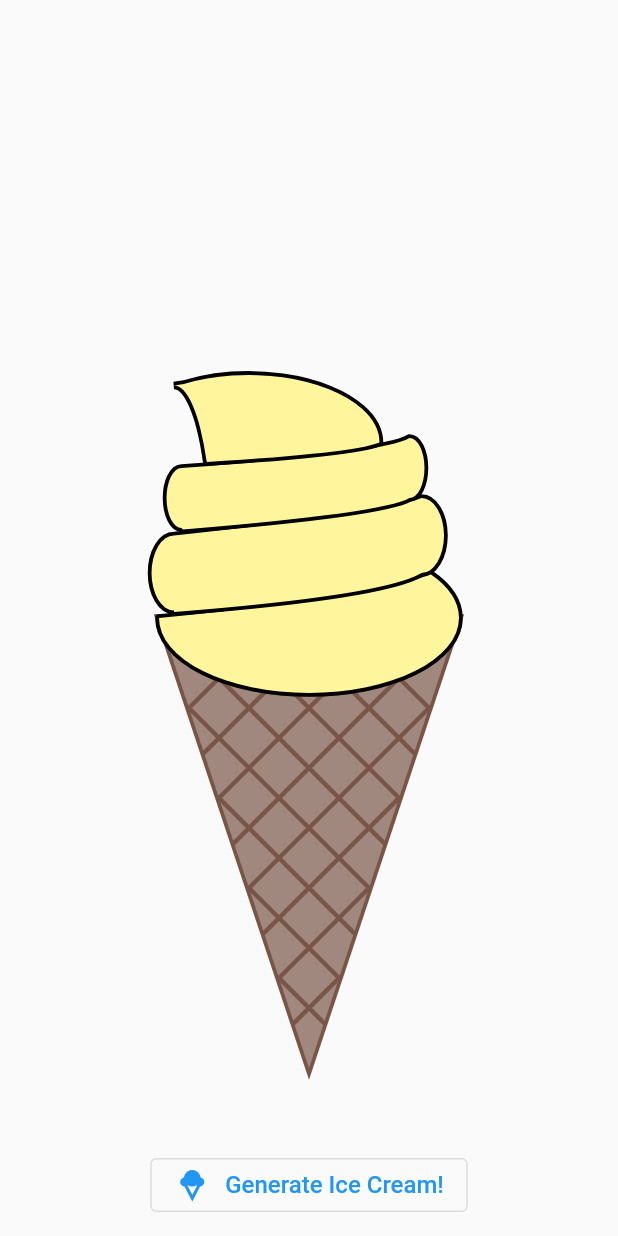
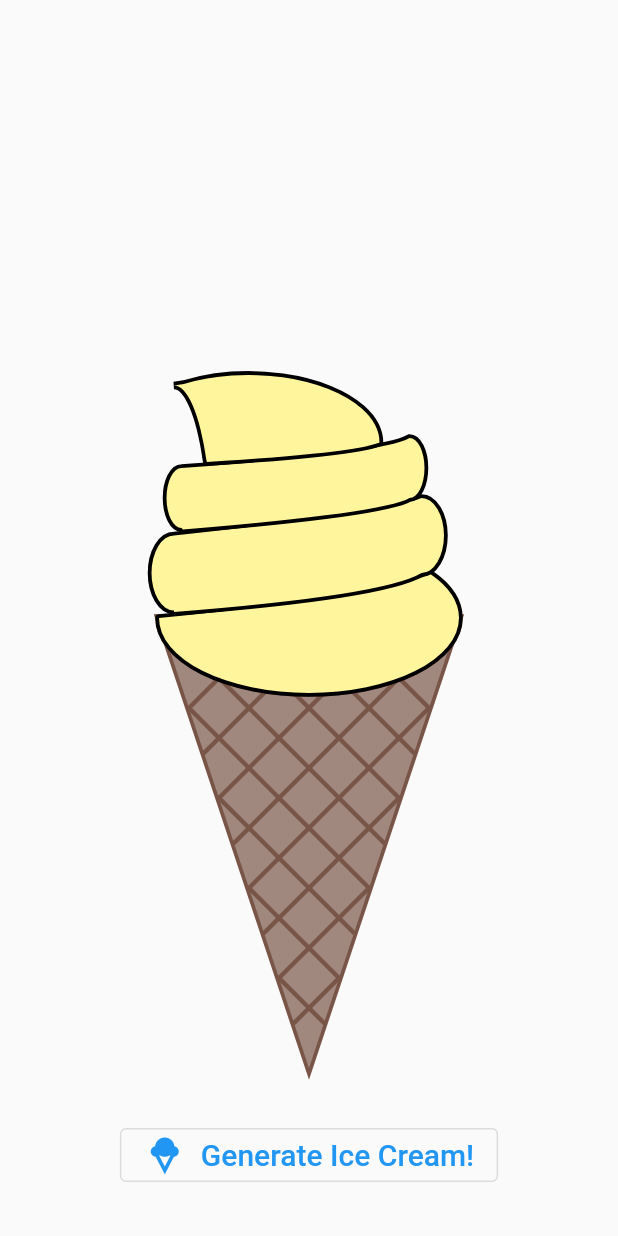
Before and after one commit to YuanSamuel/ice_cream_generator, a Flutter app: the screen it shows after launch, on a phone screen of 412 x 824 dp. Run offline on Flutter 3.47's test engine with Material 2 defaults, Android fonts, the phone set to English and light mode, and no system bars.

Commit message:
:bug: fixes

```diff
--- a/lib/ice_cream_page.dart
+++ b/lib/ice_cream_page.dart
@@ -32,7 +32,7 @@ class _IceCreamPageState extends State<IceCreamPage> {
             ),
           ),
           Padding(
-            padding: EdgeInsets.only(bottom: 10.0),
+            padding: EdgeInsets.only(bottom: 30.0),
             child: Align(
               alignment: Alignment.bottomCenter,
               child: Row(
@@ -49,6 +49,7 @@ class _IceCreamPageState extends State<IceCreamPage> {
                       children: [
                         Icon(
                           Icons.icecream,
+                          size: 28.0,
                         ),
                         SizedBox(
                           width: 10,
@@ -56,7 +57,7 @@ class _IceCreamPageState extends State<IceCreamPage> {
                         Text(
                           'Generate Ice Cream!',
                           style: TextStyle(
-                            fontSize: 16.0,
+                            fontSize: 20.0,
                           ),
                           textAlign: TextAlign.center,
                         ),
--- a/lib/ice_cream_painter.dart
+++ b/lib/ice_cream_painter.dart
@@ -231,10 +231,6 @@ class IceCreamPainter extends CustomPainter {
       ..lineTo(center.dx - 100, center.dy)
       ..close();
 
-    // ..lineTo(center.dx, center.dy + 300)
-    // ..lineTo(center.dx + 100, center.dy)
-    // ..close();
-
     canvas.drawPath(path, cupFill);
 
     if (iceCream.cupType == CupType.Dots) {
```
Also changed, not shown: 2 other files.
